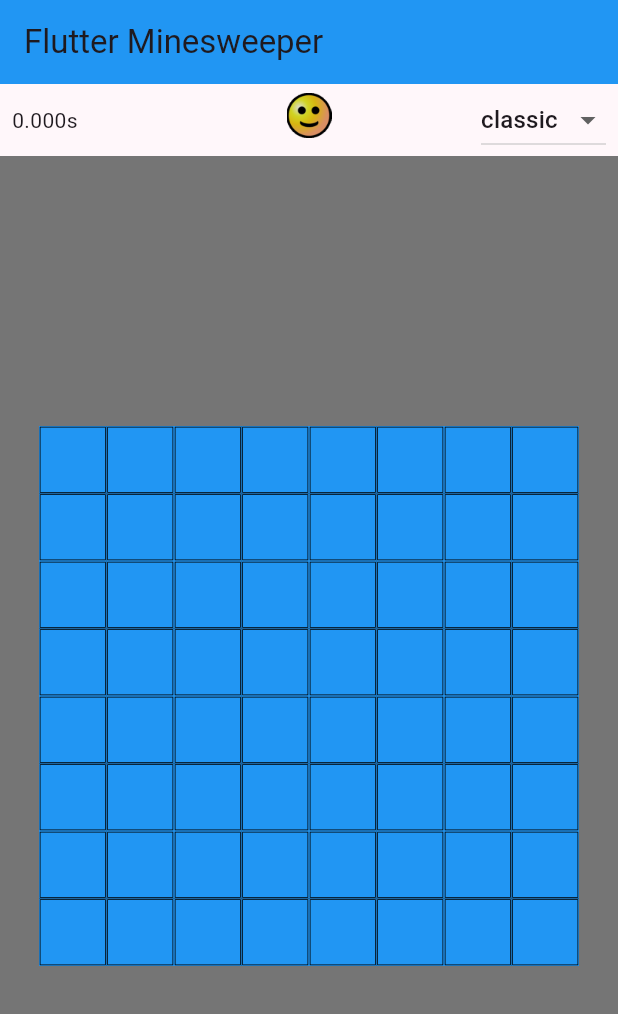
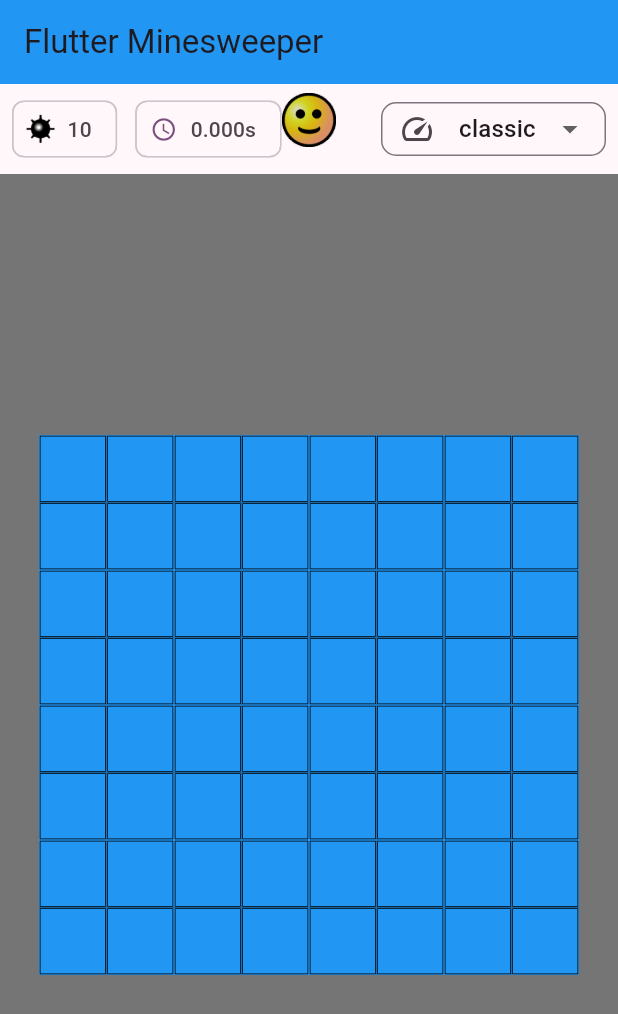
Before and after one commit to david-sds/flutter_minesweeper, a Flutter app: the screen it shows after launch, on a phone screen of 412 x 824 dp. Shown: the top 1014 px of the screen. Run offline on Flutter 3.47's test engine with Material 3 defaults, Android fonts, the phone set to English and light mode, and no system bars; our stand-ins replace flutter_mobx, go_router, mobx; missing offline and left inert: universal_html; generated files the repository leaves out were written again.

Commit message:
style adjustments

```diff
--- a/lib/components/minesweeper/cell/cell_shell/cell_shell.dart
+++ b/lib/components/minesweeper/cell/cell_shell/cell_shell.dart
@@ -69,17 +69,17 @@ class CellShell extends StatelessWidget {
                             Text(
                               bombNumber.toString(),
                               style: TextStyle(
-                                fontSize: size * (2 / 5),
+                                fontSize: size * .45,
                                 foreground: Paint()
                                   ..style = PaintingStyle.stroke
                                   ..strokeWidth = 2
-                                  ..color = Colors.black,
+                                  ..color = Colors.black54,
                               ),
                             ),
                             Text(
                               bombNumber.toString(),
                               style: TextStyle(
-                                fontSize: size * (2 / 5),
+                                fontSize: size * .45,
                                 color: bombNumberColor,
                               ),
                             ),
--- a/lib/components/minesweeper/face/face.dart
+++ b/lib/components/minesweeper/face/face.dart
@@ -14,7 +14,7 @@ enum GameState {
 class Face extends StatelessWidget {
   const Face({
     required this.state,
-    this.size = 30,
+    this.size = 36,
     this.padding = const EdgeInsets.all(6),
     this.onTap,
     super.key,
--- a/lib/components/minesweeper/minesweeper.dart
+++ b/lib/components/minesweeper/minesweeper.dart
@@ -131,14 +131,35 @@ class _MinesweeperState extends State<Minesweeper> {
                 ),
               ),
               Padding(
-                padding: const EdgeInsets.symmetric(horizontal: 8.0),
+                padding: const EdgeInsets.symmetric(
+                  horizontal: 8.0,
+                  vertical: 6.0,
+                ),
                 child: Row(
                   mainAxisAlignment: MainAxisAlignment.spaceBetween,
+                  crossAxisAlignment: CrossAxisAlignment.center,
                   children: [
-                    Cronometer(
+                    OverflowBar(
+                      children: [
+                        Chip(
+                          avatar: Image.asset('assets/images/bomb.png'),
+                          label: const Text('10'),
+                        ),
+                        const SizedBox(
+                          width: 12,
+                        ),
+                        Chip(
+                          avatar: const Icon(Icons.schedule),
+                          label: Cronometer(
                             controller: _cronometerController,
                           ),
-                    DropdownButton<Difficulty>(
+                        ),
+                      ],
+                    ),
+                    SizedBox(
+                      width: 150,
+                      height: 36,
+                      child: DropdownButtonFormField<Difficulty>(
                         value: ctrl.difficulty,
                         items: Difficulty.values
                             .map((value) => DropdownMenuItem(
@@ -151,6 +172,19 @@ class _MinesweeperState extends State<Minesweeper> {
                         onChanged: (value) {
                           if (value != null) ctrl.initBoard(value);
                         },
+                        decoration: const InputDecoration(
+                          prefixIcon: Icon(Icons.speed),
+                          contentPadding: EdgeInsets.only(left: 6),
+                          border: OutlineInputBorder(
+                            borderRadius: BorderRadius.all(
+                              Radius.circular(10.0),
+                            ),
+                            borderSide: BorderSide(
+                              width: .5,
+                            ),
+                          ),
+                        ),
+                      ),
                     ),
                   ],
                 ),
```
Also changed, not shown: pubspec.lock, 2 other files. Lines whose indentation alone changed are shown as unchanged.
